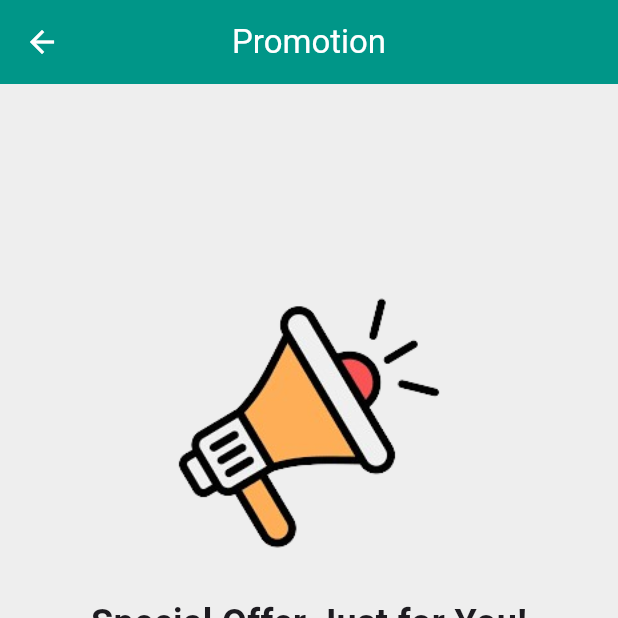
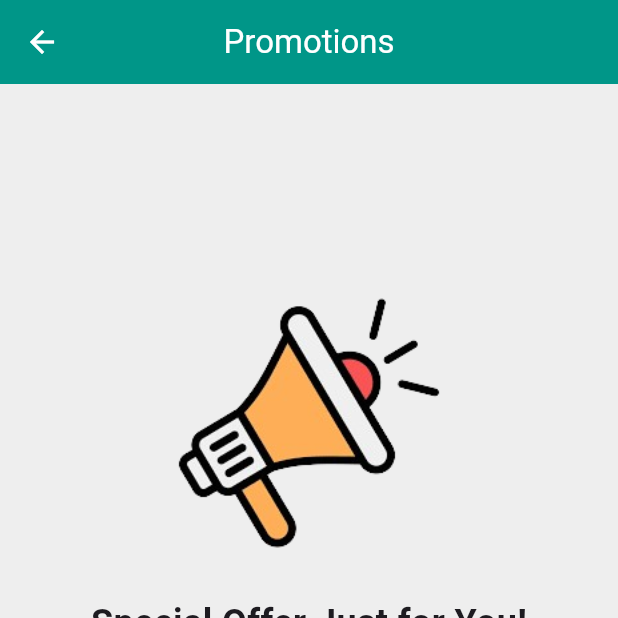
Before and after one commit to ruchibajra/TrendMaster-MobileApp, a Flutter app: the PromotionPage screen opened directly with empty values, on a phone screen of 412 x 824 dp, the top half of it. Run offline on Flutter 3.47's test engine with Material 3 defaults, Android fonts, the phone set to English and light mode, and no system bars; our stand-ins replace cached_network_image, cloud_firestore, firebase_auth, firebase_core, firebase_storage, fluttertoast and 3 more; missing offline and left inert: firebase_app_check; accounts and stored records are empty; network calls fail.

Commit message:
promote data fetch acc to user

```diff
--- a/lib/model/user_model.dart
+++ b/lib/model/user_model.dart
@@ -97,7 +97,7 @@ class CompanyModel {
   String? linkedin;
   String? description;
   String? userType;
-  int? follower;
+  String? profileImage;
 
   CompanyModel({
     this.uid,
@@ -111,7 +111,7 @@ class CompanyModel {
     this.linkedin,
     this.description,
     this.userType,
-    this.follower,
+    this.profileImage,
   });
 
   factory CompanyModel.fromMap(map) {
@@ -127,7 +127,7 @@ class CompanyModel {
       linkedin: map['linkedin'],
       description: map['description'],
       userType: map['userType'],
-      follower: map['follower'],
+      profileImage: map['profileImage'],
     );
   }
 
@@ -143,7 +143,7 @@ class CompanyModel {
       'linkedin': linkedin,
       'description': description,
       'userType': userType,
-      'follower': follower,
+      'profileImage': profileImage,
     };
   }
 
--- a/lib/pages/company_success_page.dart
+++ b/lib/pages/company_success_page.dart
@@ -1,6 +1,7 @@
 import 'package:flutter/material.dart';
 import 'package:trendmasterass2/model/user_model.dart';
 import 'package:trendmasterass2/pages/company_homepage.dart';
+import 'package:trendmasterass2/pages/promote_page.dart';
 
 import 'login_page.dart';
 
@@ -62,7 +63,7 @@ class _CompanySuccessPageState extends State<CompanySuccessPage> {
                     Navigator.push(
                       context,
 
-                      MaterialPageRoute(builder: (context) => CompanyHomePage(companyModel: widget.companyModel,)),
+                      MaterialPageRoute(builder: (context) => PromotionPage(companyModel: widget.companyModel,)),
                     );
                   },
                   style: ElevatedButton.styleFrom(backgroundColor: Colors.teal, foregroundColor: Colors.white),
--- a/lib/pages/promote_page.dart
+++ b/lib/pages/promote_page.dart
@@ -1,3 +1,4 @@
+import 'package:cloud_firestore/cloud_firestore.dart';
 import 'package:flutter/material.dart';
 import 'package:trendmasterass2/pages/company_homepage.dart';
 import 'package:trendmasterass2/pages/company_notification_page.dart';
@@ -43,7 +44,7 @@ class _PromotionPageState extends State<PromotionPage> {
           color: Colors.white,
         ),
         title: Text(
-          'Promotion',
+          'Promotions',
           style: TextStyle(
             color: Colors.white,
           ),
@@ -51,7 +52,24 @@ class _PromotionPageState extends State<PromotionPage> {
         centerTitle: true,
       ),
       backgroundColor: Colors.grey[200],
-      body: Column(
+
+
+      body:FutureBuilder<QuerySnapshot>(
+        future: FirebaseFirestore.instance
+            .collection('campaign_details')
+            .where('userId', isEqualTo: widget.companyModel.uid)
+            .get(),
+        builder: (context, snapshot) {
+          if (snapshot.connectionState == ConnectionState.waiting) {
+            return Center(child: CircularProgressIndicator());
+          }
+
+          if (snapshot.hasError) {
+            return Center(child: Text('Error: ${snapshot.error}'));
+          }
+
+          if (!snapshot.hasData || snapshot.data!.docs.isEmpty) {
+            return Column(
               children: [
                 SizedBox(height: 110),
                 Padding(
@@ -105,7 +123,31 @@ class _PromotionPageState extends State<PromotionPage> {
                   ),
                 ),
               ],
+            );
+          }
+
+          return ListView.builder(
+            itemCount: snapshot.data!.docs.length,
+            itemBuilder: (context, index) {
+              var campaignData = snapshot.data!.docs[index].data() as Map<String, dynamic>;
+              return Card(
+                  margin: EdgeInsets.symmetric(vertical: 10, horizontal: 15),
+              elevation: 5,
+              child: ListTile(
+              title: Text(campaignData['title'] ?? ''),
+              subtitle: Text(campaignData['description'] ?? ''),),
+              );
+            },
+          );
+        },
       ),
+
+
+
+
+
+
+
       bottomNavigationBar: BottomNavigationBar(
         currentIndex: currentIndex,
         selectedItemColor: Colors.teal,
```
Also changed, not shown: lib/pages/company_homepage.dart (+8 -3 lines), lib/pages/company_profile.dart (+67 -25 lines). Lines whose indentation alone changed are shown as unchanged.
